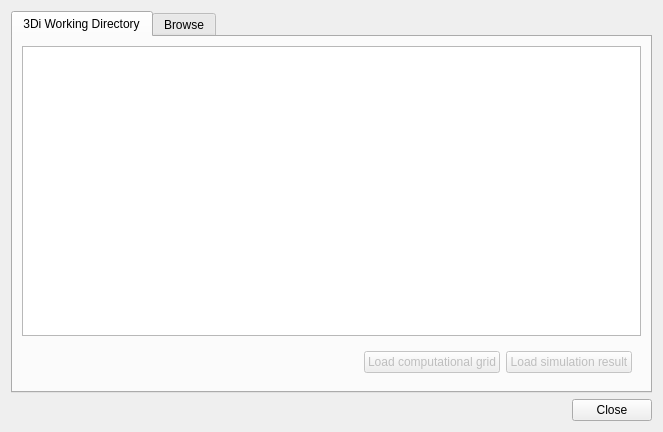
The window that gui/threedi_plugin_grid_result_dialog.ui (nens/threedi-results-analysis) describes before a commit, drawn with Qt 5.
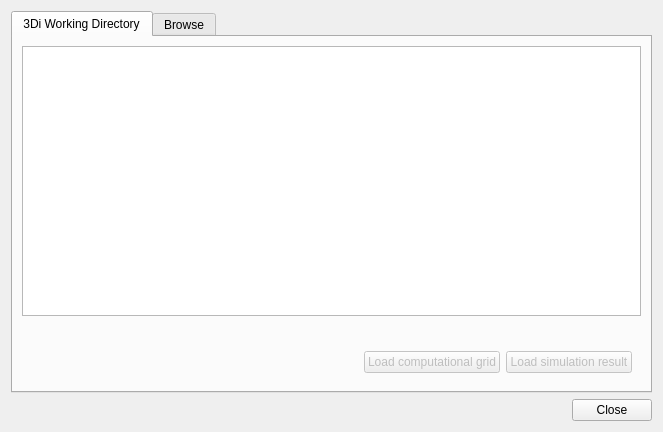
The same window after the commit. Custom widgets are drawn as their Qt base class.

Commit message: changed notification when working directory not set in settings

Diff of the .ui file:
```diff
--- a/gui/threedi_plugin_grid_result_dialog.ui
+++ b/gui/threedi_plugin_grid_result_dialog.ui
@@ -31,6 +31,19 @@
          </attribute>
         </widget>
        </item>
+       <item>
+        <widget class="QLabel" name="messageLabel">
+         <property name="styleSheet">
+          <string notr="true">color : red;</string>
+         </property>
+         <property name="text">
+          <string/>
+         </property>
+         <property name="wordWrap">
+          <bool>true</bool>
+         </property>
+        </widget>
+       </item>
        <item>
         <widget class="QWidget" name="widget" native="true">
          <layout class="QHBoxLayout" name="horizontalLayout">
```
The commit also changes 2 other files.
